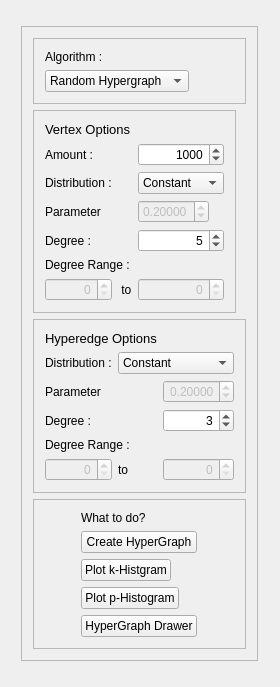
Above: mainwindow.ui from kwarkGorny/PracaInzynierska before the change. Below: the same form after it.
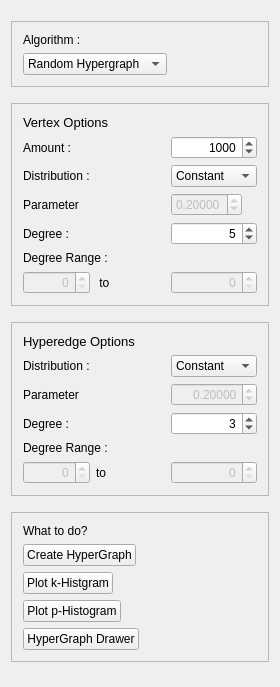
That is the form after the change.

Patch:
```diff
--- a/mainwindow.ui
+++ b/mainwindow.ui
@@ -21,25 +21,10 @@
   </property>
   <widget class="QWidget" name="centralWidget">
    <layout class="QGridLayout" name="gridLayout_6">
-    <item row="0" column="0">
-     <widget class="QFrame" name="ParametersFrame">
-      <property name="sizePolicy">
-       <sizepolicy hsizetype="Fixed" vsizetype="Fixed">
-        <horstretch>0</horstretch>
-        <verstretch>0</verstretch>
-       </sizepolicy>
-      </property>
-      <property name="frameShape">
-       <enum>QFrame::StyledPanel</enum>
-      </property>
-      <property name="frameShadow">
-       <enum>QFrame::Raised</enum>
-      </property>
-      <layout class="QGridLayout" name="gridLayout_4">
        <item row="1" column="0">
         <widget class="QFrame" name="VertexFrame">
          <property name="sizePolicy">
-          <sizepolicy hsizetype="Fixed" vsizetype="Fixed">
+       <sizepolicy hsizetype="Preferred" vsizetype="Fixed">
            <horstretch>0</horstretch>
            <verstretch>0</verstretch>
           </sizepolicy>
@@ -260,75 +245,10 @@
          </layout>
         </widget>
        </item>
-       <item row="0" column="0">
-        <widget class="QFrame" name="ResultFrame">
-         <property name="sizePolicy">
-          <sizepolicy hsizetype="Preferred" vsizetype="Preferred">
-           <horstretch>0</horstretch>
-           <verstretch>0</verstretch>
-          </sizepolicy>
-         </property>
-         <property name="frameShape">
-          <enum>QFrame::StyledPanel</enum>
-         </property>
-         <property name="frameShadow">
-          <enum>QFrame::Raised</enum>
-         </property>
-         <layout class="QGridLayout" name="gridLayout">
-          <property name="rightMargin">
-           <number>9</number>
-          </property>
-          <property name="horizontalSpacing">
-           <number>1</number>
-          </property>
-          <property name="verticalSpacing">
-           <number>6</number>
-          </property>
-          <item row="0" column="0">
-           <widget class="QLabel" name="AlgorithmL">
-            <property name="sizePolicy">
-             <sizepolicy hsizetype="Fixed" vsizetype="Fixed">
-              <horstretch>0</horstretch>
-              <verstretch>0</verstretch>
-             </sizepolicy>
-            </property>
-            <property name="text">
-             <string>Algorithm :</string>
-            </property>
-           </widget>
-          </item>
-          <item row="2" column="0" colspan="2">
-           <widget class="QComboBox" name="AlgorithmsCB">
-            <property name="sizePolicy">
-             <sizepolicy hsizetype="Fixed" vsizetype="Fixed">
-              <horstretch>0</horstretch>
-              <verstretch>0</verstretch>
-             </sizepolicy>
-            </property>
-            <item>
-             <property name="text">
-              <string>Random Hypergraph</string>
-             </property>
-            </item>
-            <item>
-             <property name="text">
-              <string>Full HyperGraph</string>
-             </property>
-            </item>
-            <item>
-             <property name="text">
-              <string>Test</string>
-             </property>
-            </item>
-           </widget>
-          </item>
-         </layout>
-        </widget>
-       </item>
        <item row="2" column="0">
         <widget class="QFrame" name="HyperEdgeFrame">
          <property name="sizePolicy">
-          <sizepolicy hsizetype="Preferred" vsizetype="Preferred">
+       <sizepolicy hsizetype="Preferred" vsizetype="Fixed">
            <horstretch>0</horstretch>
            <verstretch>0</verstretch>
           </sizepolicy>
@@ -471,41 +391,6 @@
             </property>
            </widget>
           </item>
-          <item row="2" column="1" colspan="2">
-           <widget class="QComboBox" name="HDistributionCB">
-            <property name="sizePolicy">
-             <sizepolicy hsizetype="Preferred" vsizetype="Preferred">
-              <horstretch>0</horstretch>
-              <verstretch>0</verstretch>
-             </sizepolicy>
-            </property>
-            <item>
-             <property name="text">
-              <string>Constant</string>
-             </property>
-            </item>
-            <item>
-             <property name="text">
-              <string>Uniform</string>
-             </property>
-            </item>
-            <item>
-             <property name="text">
-              <string>Poisson</string>
-             </property>
-            </item>
-            <item>
-             <property name="text">
-              <string>Binomial</string>
-             </property>
-            </item>
-            <item>
-             <property name="text">
-              <string>Geometric</string>
-             </property>
-            </item>
-           </widget>
-          </item>
           <item row="7" column="0" colspan="3">
            <widget class="QLabel" name="HDegreeRandgeL">
             <property name="sizePolicy">
@@ -532,16 +417,51 @@
             </property>
            </widget>
           </item>
+       <item row="2" column="2">
+        <widget class="QComboBox" name="HDistributionCB">
+         <property name="sizePolicy">
+          <sizepolicy hsizetype="Preferred" vsizetype="Preferred">
+           <horstretch>0</horstretch>
+           <verstretch>0</verstretch>
+          </sizepolicy>
+         </property>
+         <item>
+          <property name="text">
+           <string>Constant</string>
+          </property>
+         </item>
+         <item>
+          <property name="text">
+           <string>Uniform</string>
+          </property>
+         </item>
+         <item>
+          <property name="text">
+           <string>Poisson</string>
+          </property>
+         </item>
+         <item>
+          <property name="text">
+           <string>Pareto</string>
+          </property>
+         </item>
+         <item>
+          <property name="text">
+           <string>Geometric</string>
+          </property>
+         </item>
+        </widget>
+       </item>
          </layout>
         </widget>
        </item>
-       <item row="3" column="0">
+    <item row="4" column="0">
         <widget class="QFrame" name="frame">
          <property name="enabled">
           <bool>true</bool>
          </property>
          <property name="sizePolicy">
-          <sizepolicy hsizetype="Preferred" vsizetype="Preferred">
+       <sizepolicy hsizetype="Preferred" vsizetype="Fixed">
            <horstretch>0</horstretch>
            <verstretch>0</verstretch>
           </sizepolicy>
@@ -552,8 +472,28 @@
          <property name="frameShadow">
           <enum>QFrame::Raised</enum>
          </property>
-         <layout class="QGridLayout" name="gridLayout_8">
-          <item row="4" column="0">
+      <layout class="QFormLayout" name="formLayout">
+       <item row="0" column="0">
+        <widget class="QLabel" name="WattodoL">
+         <property name="text">
+          <string>What to do?</string>
+         </property>
+        </widget>
+       </item>
+       <item row="1" column="0">
+        <widget class="QPushButton" name="StartBtn">
+         <property name="sizePolicy">
+          <sizepolicy hsizetype="Preferred" vsizetype="Fixed">
+           <horstretch>0</horstretch>
+           <verstretch>0</verstretch>
+          </sizepolicy>
+         </property>
+         <property name="text">
+          <string>Create HyperGraph</string>
+         </property>
+        </widget>
+       </item>
+       <item row="2" column="0">
            <widget class="QPushButton" name="PlotKHistogramBtn">
             <property name="sizePolicy">
              <sizepolicy hsizetype="Fixed" vsizetype="Fixed">
@@ -566,7 +506,7 @@
             </property>
            </widget>
           </item>
-          <item row="5" column="0">
+       <item row="3" column="0">
            <widget class="QPushButton" name="PlotPHistogramBtn">
             <property name="sizePolicy">
              <sizepolicy hsizetype="Fixed" vsizetype="Fixed">
@@ -579,7 +519,7 @@
             </property>
            </widget>
           </item>
-          <item row="6" column="0">
+       <item row="4" column="0">
            <widget class="QPushButton" name="pushButton_5">
             <property name="sizePolicy">
              <sizepolicy hsizetype="Preferred" vsizetype="Fixed">
@@ -592,27 +532,69 @@
             </property>
            </widget>
           </item>
-          <item row="1" column="0">
-           <widget class="QLabel" name="WattodoL">
-            <property name="text">
-             <string>What to do?</string>
-            </property>
-           </widget>
-          </item>
-          <item row="2" column="0">
-           <widget class="QPushButton" name="StartBtn">
-            <property name="sizePolicy">
-             <sizepolicy hsizetype="Preferred" vsizetype="Fixed">
-              <horstretch>0</horstretch>
-              <verstretch>0</verstretch>
-             </sizepolicy>
-            </property>
-            <property name="text">
-             <string>Create HyperGraph</string>
-            </property>
-           </widget>
-          </item>
-         </layout>
+      </layout>
+     </widget>
+    </item>
+    <item row="0" column="0">
+     <widget class="QFrame" name="ResultFrame">
+      <property name="sizePolicy">
+       <sizepolicy hsizetype="Preferred" vsizetype="Fixed">
+        <horstretch>0</horstretch>
+        <verstretch>0</verstretch>
+       </sizepolicy>
+      </property>
+      <property name="frameShape">
+       <enum>QFrame::StyledPanel</enum>
+      </property>
+      <property name="frameShadow">
+       <enum>QFrame::Raised</enum>
+      </property>
+      <layout class="QGridLayout" name="gridLayout">
+       <property name="rightMargin">
+        <number>9</number>
+       </property>
+       <property name="horizontalSpacing">
+        <number>1</number>
+       </property>
+       <property name="verticalSpacing">
+        <number>6</number>
+       </property>
+       <item row="0" column="0">
+        <widget class="QLabel" name="AlgorithmL">
+         <property name="sizePolicy">
+          <sizepolicy hsizetype="Fixed" vsizetype="Fixed">
+           <horstretch>0</horstretch>
+           <verstretch>0</verstretch>
+          </sizepolicy>
+         </property>
+         <property name="text">
+          <string>Algorithm :</string>
+         </property>
+        </widget>
+       </item>
+       <item row="2" column="0" colspan="2">
+        <widget class="QComboBox" name="AlgorithmsCB">
+         <property name="sizePolicy">
+          <sizepolicy hsizetype="Fixed" vsizetype="Fixed">
+           <horstretch>0</horstretch>
+           <verstretch>0</verstretch>
+          </sizepolicy>
+         </property>
+         <item>
+          <property name="text">
+           <string>Random Hypergraph</string>
+          </property>
+         </item>
+         <item>
+          <property name="text">
+           <string>Full HyperGraph</string>
+          </property>
+         </item>
+         <item>
+          <property name="text">
+           <string>Test</string>
+          </property>
+         </item>
         </widget>
        </item>
       </layout>
```
Left out of the diff: 2 changed lines with no effect on the pictures. Lines whose indentation alone changed are shown as unchanged.
